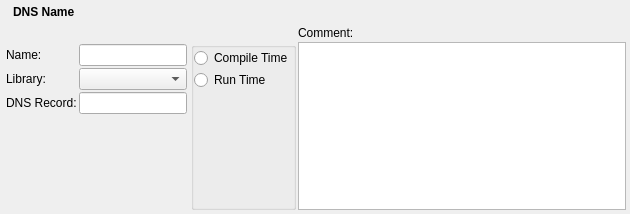
The window that src/gui/dnsnamedialog_q.ui (fwbuilder/fwbuilder) describes before a commit, drawn with Qt 5.
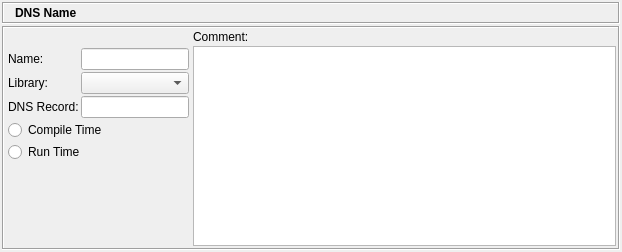
The same window after the commit. Icons and pictures are not drawn.

The edit to the form file:
```diff
--- a/src/gui/dnsnamedialog_q.ui
+++ b/src/gui/dnsnamedialog_q.ui
@@ -5,8 +5,8 @@
    <rect>
     <x>0</x>
     <y>0</y>
-    <width>630</width>
-    <height>214</height>
+    <width>622</width>
+    <height>252</height>
    </rect>
   </property>
   <property name="windowTitle" >
@@ -63,10 +63,10 @@
         </size>
        </property>
        <property name="frameShape" >
-        <enum>QFrame::NoFrame</enum>
+        <enum>QFrame::Box</enum>
        </property>
        <property name="frameShadow" >
-        <enum>QFrame::Plain</enum>
+        <enum>QFrame::Sunken</enum>
        </property>
        <layout class="QGridLayout" >
         <property name="leftMargin" >
@@ -128,10 +128,10 @@
      <item>
       <widget class="QFrame" name="frame7" >
        <property name="frameShape" >
-        <enum>QFrame::NoFrame</enum>
+        <enum>QFrame::Box</enum>
        </property>
        <property name="frameShadow" >
-        <enum>QFrame::Plain</enum>
+        <enum>QFrame::Sunken</enum>
        </property>
        <layout class="QGridLayout" >
         <property name="leftMargin" >
@@ -152,7 +152,7 @@
         <property name="verticalSpacing" >
          <number>2</number>
         </property>
-        <item row="0" column="2" >
+        <item row="0" column="1" >
          <widget class="QLabel" name="textLabel2" >
           <property name="text" >
            <string>Comment:</string>
@@ -162,79 +162,6 @@
           </property>
          </widget>
         </item>
-        <item row="1" column="2" >
-         <widget class="QTextEdit" name="comment" >
-          <property name="sizePolicy" >
-           <sizepolicy vsizetype="Expanding" hsizetype="Expanding" >
-            <horstretch>0</horstretch>
-            <verstretch>100</verstretch>
-           </sizepolicy>
-          </property>
-          <property name="minimumSize" >
-           <size>
-            <width>200</width>
-            <height>0</height>
-           </size>
-          </property>
-          <property name="tabChangesFocus" >
-           <bool>true</bool>
-          </property>
-         </widget>
-        </item>
-        <item row="1" column="1" >
-         <widget class="QGroupBox" name="buttonGroup1" >
-          <property name="title" >
-           <string/>
-          </property>
-          <layout class="QVBoxLayout" >
-           <property name="spacing" >
-            <number>2</number>
-           </property>
-           <property name="leftMargin" >
-            <number>0</number>
-           </property>
-           <property name="topMargin" >
-            <number>0</number>
-           </property>
-           <property name="rightMargin" >
-            <number>0</number>
-           </property>
-           <property name="bottomMargin" >
-            <number>0</number>
-           </property>
-           <item>
-            <widget class="QRadioButton" name="r_compiletime" >
-             <property name="text" >
-              <string>Compile Time</string>
-             </property>
-            </widget>
-           </item>
-           <item>
-            <widget class="QRadioButton" name="r_runtime" >
-             <property name="text" >
-              <string>Run Time</string>
-             </property>
-            </widget>
-           </item>
-           <item>
-            <spacer>
-             <property name="orientation" >
-              <enum>Qt::Vertical</enum>
-             </property>
-             <property name="sizeType" >
-              <enum>QSizePolicy::MinimumExpanding</enum>
-             </property>
-             <property name="sizeHint" >
-              <size>
-               <width>20</width>
-               <height>0</height>
-              </size>
-             </property>
-            </spacer>
-           </item>
-          </layout>
-         </widget>
-        </item>
         <item row="1" column="0" >
          <widget class="QFrame" name="frame17" >
           <property name="frameShape" >
@@ -244,50 +171,6 @@
            <enum>QFrame::Plain</enum>
           </property>
           <layout class="QGridLayout" >
-           <property name="leftMargin" >
-            <number>2</number>
-           </property>
-           <property name="topMargin" >
-            <number>2</number>
-           </property>
-           <property name="rightMargin" >
-            <number>2</number>
-           </property>
-           <property name="bottomMargin" >
-            <number>2</number>
-           </property>
-           <property name="horizontalSpacing" >
-            <number>2</number>
-           </property>
-           <property name="verticalSpacing" >
-            <number>2</number>
-           </property>
-           <item row="3" column="1" >
-            <spacer>
-             <property name="orientation" >
-              <enum>Qt::Vertical</enum>
-             </property>
-             <property name="sizeType" >
-              <enum>QSizePolicy::MinimumExpanding</enum>
-             </property>
-             <property name="sizeHint" >
-              <size>
-               <width>20</width>
-               <height>0</height>
-              </size>
-             </property>
-            </spacer>
-           </item>
-           <item row="1" column="0" >
-            <widget class="QLabel" name="textLabel1_2" >
-             <property name="text" >
-              <string>Library:</string>
-             </property>
-             <property name="wordWrap" >
-              <bool>false</bool>
-             </property>
-            </widget>
-           </item>
            <item row="0" column="0" >
             <widget class="QLabel" name="textLabel1" >
              <property name="text" >
@@ -298,6 +181,36 @@
              </property>
             </widget>
            </item>
+           <item row="0" column="1" colspan="2" >
+            <widget class="QLineEdit" name="obj_name" >
+             <property name="sizePolicy" >
+              <sizepolicy vsizetype="Fixed" hsizetype="Preferred" >
+               <horstretch>0</horstretch>
+               <verstretch>0</verstretch>
+              </sizepolicy>
+             </property>
+            </widget>
+           </item>
+           <item row="1" column="0" >
+            <widget class="QLabel" name="textLabel1_2" >
+             <property name="text" >
+              <string>Library:</string>
+             </property>
+             <property name="wordWrap" >
+              <bool>false</bool>
+             </property>
+            </widget>
+           </item>
+           <item row="1" column="1" colspan="2" >
+            <widget class="QComboBox" name="libs" >
+             <property name="sizePolicy" >
+              <sizepolicy vsizetype="Fixed" hsizetype="Preferred" >
+               <horstretch>0</horstretch>
+               <verstretch>0</verstretch>
+              </sizepolicy>
+             </property>
+            </widget>
+           </item>
            <item row="2" column="0" >
             <widget class="QLabel" name="textLabel2_2" >
              <property name="text" >
@@ -308,7 +221,7 @@
              </property>
             </widget>
            </item>
-           <item row="2" column="1" >
+           <item row="2" column="1" colspan="2" >
             <widget class="QLineEdit" name="dnsrec" >
              <property name="sizePolicy" >
               <sizepolicy vsizetype="Fixed" hsizetype="Preferred" >
@@ -318,29 +231,58 @@
              </property>
             </widget>
            </item>
-           <item row="0" column="1" >
-            <widget class="QLineEdit" name="obj_name" >
-             <property name="sizePolicy" >
-              <sizepolicy vsizetype="Fixed" hsizetype="Preferred" >
-               <horstretch>0</horstretch>
-               <verstretch>0</verstretch>
-              </sizepolicy>
+           <item row="3" column="0" colspan="2" >
+            <widget class="QRadioButton" name="r_compiletime" >
+             <property name="text" >
+              <string>Compile Time</string>
              </property>
             </widget>
            </item>
-           <item row="1" column="1" >
-            <widget class="QComboBox" name="libs" >
-             <property name="sizePolicy" >
-              <sizepolicy vsizetype="Fixed" hsizetype="Preferred" >
-               <horstretch>0</horstretch>
-               <verstretch>0</verstretch>
-              </sizepolicy>
+           <item row="4" column="0" colspan="3" >
+            <widget class="QRadioButton" name="r_runtime" >
+             <property name="text" >
+              <string>Run Time</string>
              </property>
             </widget>
            </item>
+           <item row="5" column="0" >
+            <spacer>
+             <property name="orientation" >
+              <enum>Qt::Vertical</enum>
+             </property>
+             <property name="sizeType" >
+              <enum>QSizePolicy::MinimumExpanding</enum>
+             </property>
+             <property name="sizeHint" >
+              <size>
+               <width>20</width>
+               <height>0</height>
+              </size>
+             </property>
+            </spacer>
+           </item>
           </layout>
          </widget>
         </item>
+        <item row="1" column="1" >
+         <widget class="QTextEdit" name="comment" >
+          <property name="sizePolicy" >
+           <sizepolicy vsizetype="Expanding" hsizetype="Expanding" >
+            <horstretch>0</horstretch>
+            <verstretch>100</verstretch>
+           </sizepolicy>
+          </property>
+          <property name="minimumSize" >
+           <size>
+            <width>200</width>
+            <height>0</height>
+           </size>
+          </property>
+          <property name="tabChangesFocus" >
+           <bool>true</bool>
+          </property>
+         </widget>
+        </item>
        </layout>
       </widget>
      </item>
```
Left out of the diff: 17 changed lines with no effect on the pictures.
